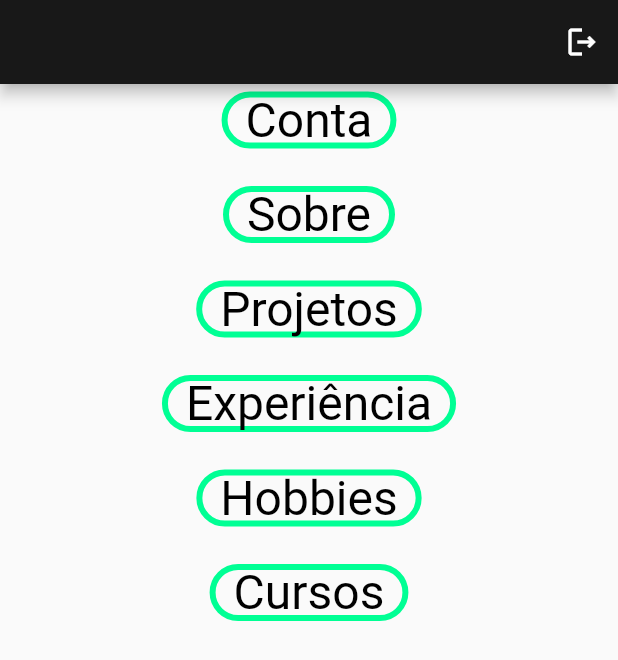
After one commit to lucasd09/portfolio-flutter, a Flutter app: the screen it shows once a user with an empty profile is signed in, on a phone screen of 412 x 824 dp. The commit adds this screen. Shown: the top 660 px of the screen. Run offline on Flutter 3.47's test engine with Material 2 defaults, Android fonts, the phone set to English and light mode, and no system bars; our stand-ins replace cloud_firestore, firebase_auth, firebase_core; accounts and stored records are empty.

Commit message:
muita coisa senhor amado

```diff
--- a/portfolio/lib/main.dart
+++ b/portfolio/lib/main.dart
@@ -1,5 +1,10 @@
+import 'package:firebase_auth/firebase_auth.dart';
 import 'package:firebase_core/firebase_core.dart';
+import 'package:portfolio/constants/app_constants.dart';
 import 'package:portfolio/core/auth/widget.dart';
+import 'package:portfolio/core/auth_service.dart';
+import 'package:portfolio/pages/admin/admin_page_ui.dart';
+import 'package:provider/provider.dart';
 import 'firebase_options.dart';
 import 'package:flutter/material.dart';
 
@@ -15,11 +20,35 @@ class MyApp extends StatelessWidget {
   const MyApp({Key? key}) : super(key: key);
   @override
   Widget build(BuildContext context) {
-    return MaterialApp(
-        theme: ThemeData(
-          primarySwatch: Colors.green,
-          fontFamily: 'ReemKufi-Regular',
-        ),
-        home: const Auth());
+    return MultiProvider(
+        providers: [
+          Provider<AuthService>(
+            create: (_) => AuthService(FirebaseAuth.instance),
+          ),
+          StreamProvider(
+            create: (context) => context.read<AuthService>().authStateChanges,
+            initialData: null,
+          )
+        ],
+        child: MaterialApp(
+          title: 'Ice App',
+          theme: ThemeData(
+              primaryColor: PrimaryColor, primarySwatch: Colors.green),
+          home: const AuthWrapper(),
+        ));
   }
 }
+
+class AuthWrapper extends StatelessWidget {
+  const AuthWrapper({Key? key}) : super(key: key);
+
+  @override
+  Widget build(BuildContext context) {
+    final firebaseUser = context.watch<User?>();
+
+    if (firebaseUser != null) {
+      return const AdminPage();
+    }
+    return const Auth();
+  }
+}
--- a/portfolio/lib/pages/Home/home-ui.dart
+++ b/portfolio/lib/pages/Home/home-ui.dart
@@ -1,6 +1,7 @@
 import 'package:cloud_firestore/cloud_firestore.dart';
 import 'package:flutter/material.dart';
 import 'package:portfolio/constants/app_constants.dart';
+import 'package:portfolio/pages/About/about.dart';
 import 'package:portfolio/pages/Projects/projects.dart';
 
 class Home extends StatefulWidget {
@@ -109,7 +110,7 @@ class _HomeState extends State<Home> {
                               Navigator.push(
                                 context,
                                 MaterialPageRoute(
-                                    builder: (context) => const Home()),
+                                    builder: (context) => const About()),
                               );
                             },
                             child: const Text(
--- /dev/null
+++ b/portfolio/lib/pages/admin/admin_page_ui.dart
@@ -0,0 +1,148 @@
+import 'package:flutter/cupertino.dart';
+import 'package:flutter/material.dart';
+import 'package:flutter/src/foundation/key.dart';
+import 'package:flutter/src/widgets/framework.dart';
+import 'package:portfolio/constants/app_constants.dart';
+import 'package:portfolio/core/auth_service.dart';
+import 'package:portfolio/pages/admin/conta/conta.dart';
+import 'package:portfolio/pages/admin/cursos/cursos.dart';
+import 'package:portfolio/pages/admin/experiencia/experience.dart';
+import 'package:portfolio/pages/admin/hobbies/hobbies.dart';
+import 'package:portfolio/pages/admin/projetos/projetos.dart';
+import 'package:portfolio/pages/admin/sobre/sobre.dart';
+import 'package:provider/provider.dart';
+
+class AdminPage extends StatefulWidget {
+  const AdminPage({Key? key}) : super(key: key);
+
+  @override
+  State<AdminPage> createState() => _AdminPageState();
+}
+
+class _AdminPageState extends State<AdminPage> {
+  @override
+  Widget build(BuildContext context) {
+    return Scaffold(
+      appBar: AppBar(
+        backgroundColor: BackgroundColor,
+        actions: [
+          IconButton(
+              onPressed: () {
+                context.read<AuthService>().signOut();
+              },
+              icon: const Icon(Icons.logout_outlined))
+        ],
+      ),
+      body: AdminBody(),
+    );
+  }
+}
+
+class AdminBody extends StatelessWidget {
+  AdminBody({Key? key}) : super(key: key);
+
+  final ButtonStyle style = ElevatedButton.styleFrom(
+    textStyle: const TextStyle(fontSize: 32),
+    side: const BorderSide(color: PrimaryColor, width: 4),
+    shape: const RoundedRectangleBorder(
+        borderRadius: BorderRadius.all(Radius.circular(29))),
+  );
+
+  @override
+  Widget build(BuildContext context) {
+    return Center(
+      child: Column(children: [
+        Padding(
+          padding: const EdgeInsets.only(bottom: 15),
+          child: OutlinedButton(
+              style: style,
+              onPressed: () {
+                Navigator.push(
+                  context,
+                  MaterialPageRoute(builder: (context) => const Conta()),
+                );
+              },
+              child: const Text(
+                'Conta',
+                style: TextStyle(color: Colors.black),
+              )),
+        ),
+        Padding(
+          padding: const EdgeInsets.only(bottom: 15),
+          child: OutlinedButton(
+              style: style,
+              onPressed: () {
+                Navigator.push(
+                  context,
+                  MaterialPageRoute(builder: (context) => const Sobre()),
+                );
+              },
+              child: const Text(
+                'Sobre',
+                style: TextStyle(color: Colors.black),
+              )),
+        ),
+        Padding(
+          padding: const EdgeInsets.only(bottom: 15),
+          child: OutlinedButton(
+              style: style,
+              onPressed: () {
+                Navigator.push(
+                  context,
+                  MaterialPageRoute(builder: (context) => const Projetos()),
+                );
+              },
+              child: const Text(
+                'Projetos',
+                style: TextStyle(color: Colors.black),
+              )),
+        ),
+        Padding(
+          padding: const EdgeInsets.only(bottom: 15),
+          child: OutlinedButton(
+              style: style,
+              onPressed: () {
+                Navigator.push(
+                  context,
+                  MaterialPageRoute(builder: (context) => const Experience()),
+                );
+              },
+              child: const Text(
+                'Experiência',
+                style: TextStyle(color: Colors.black),
+              )),
+        ),
+        Padding(
+          padding: const EdgeInsets.only(bottom: 15),
+          child: OutlinedButton(
+              style: style,
+              onPressed: () {
+                Navigator.push(
+                  context,
+                  MaterialPageRoute(builder: (context) => const Hobbies()),
+                );
+              },
+              child: const Text(
+                'Hobbies',
+                style: TextStyle(color: Colors.black),
+              )),
+        ),
+        Padding(
+          padding: const EdgeInsets.only(bottom: 15),
+          child: OutlinedButton(
+              style: style,
+              onPressed: () {
+                Navigator.push(
+                  context,
+                  MaterialPageRoute(builder: (context) => const Cursos()),
+                );
+              },
+              child: const Text(
+                'Cursos',
+                style: TextStyle(color: Colors.black),
+              )),
+        ),
+      ]),
+    );
+  }
+}
```
Also changed, not shown: portfolio/lib/core/login/widget.dart (+2 -8 lines), portfolio/lib/pages/About/about.dart (+38 -0 lines), portfolio/lib/pages/admin/conta/conta.dart (added, +28 -0 lines), portfolio/lib/pages/admin/cursos/cursos.dart (added, +28 -0 lines), portfolio/lib/pages/admin/experiencia/experience.dart (added, +28 -0 lines), portfolio/lib/pages/admin/hobbies/hobbies.dart (added, +28 -0 lines), portfolio/lib/pages/admin/projetos/projetos.dart (added, +28 -0 lines), portfolio/lib/pages/admin/sobre/sobre.dart (added, +28 -0 lines), portfolio/pubspec.lock, 1 other file.
